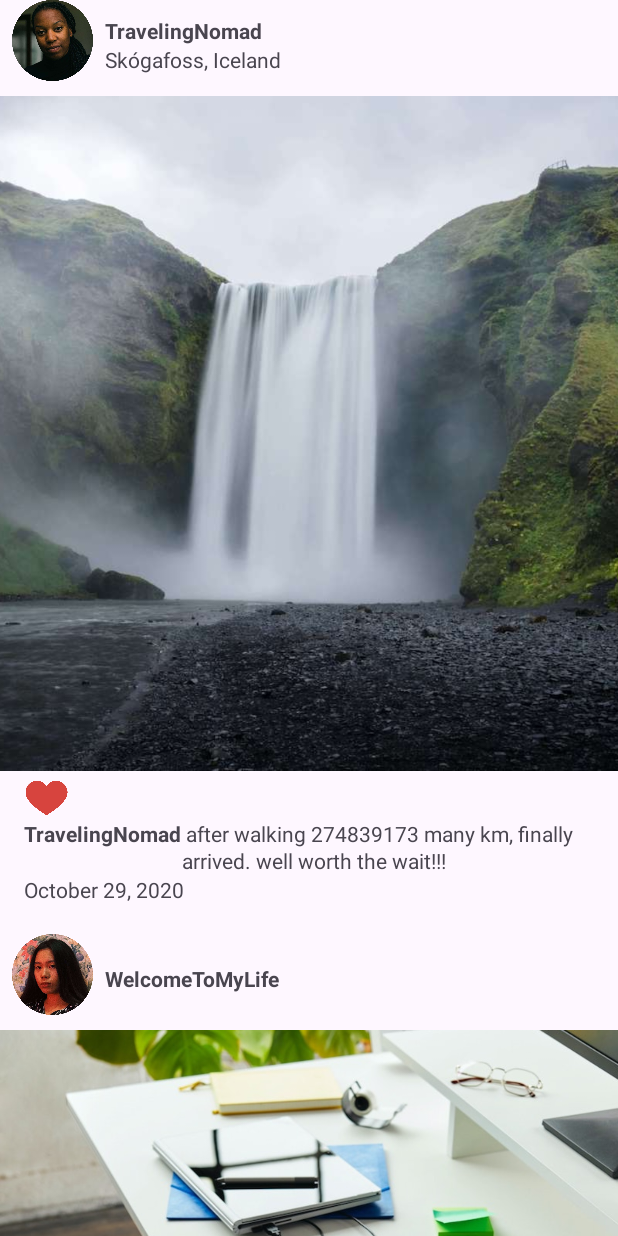
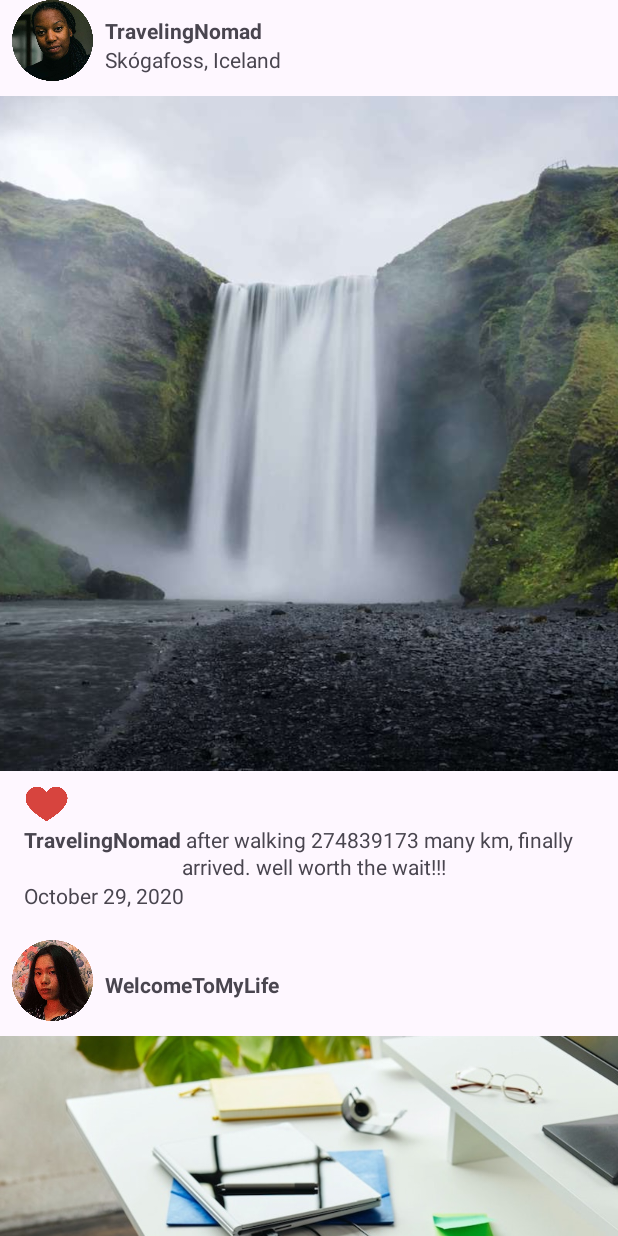
Before and after one commit to unfulfilledMonkey/androidStudioStuff, an Android app: the screen it shows after launch (MainActivity), after a tap on an icon or button, on a phone screen of 412 x 824 dp. Run offline under Robolectric (Android 15) with nearby library versions, the phone set to English and light mode, and no system bars.

Commit message:
fixed ViewHolder and layout
added back post.liked checker

```diff
--- a/exercise2/app/src/main/java/com/mobicom/s16/palacio/jeremykoen/exercise2/ViewHolder.kt
+++ b/exercise2/app/src/main/java/com/mobicom/s16/palacio/jeremykoen/exercise2/ViewHolder.kt
@@ -35,6 +35,13 @@
         }
         postImage.setImageResource(post.imageId)
 
+        //hide username as well if caption is blank
+        val rawCaption = post.caption.orEmpty()
+        if(rawCaption.isBlank()){
+            caption.visibility = View.GONE
+        }else{
+            caption.visibility = View.VISIBLE
+
             //caption indentation
             val prefix = "${post.username} "
             val indentPx = caption.paint.measureText(prefix).toInt()
@@ -71,9 +78,16 @@
                 }
             }
             caption.setText(sb, TextView.BufferType.SPANNABLE)
-
+        }
 
         datePosted.text = post.datePosted
+
+        //checks if post is already liked based on DataHelper
+        if(post.liked){
+            likeButton.setImageResource(R.drawable.heartcolored)
+        }else{
+            likeButton.setImageResource(R.drawable.heart)
+        }
 
         //click button
         likeButton.setOnClickListener{
--- a/exercise2/app/src/main/res/layout/feed.xml
+++ b/exercise2/app/src/main/res/layout/feed.xml
@@ -51,7 +51,7 @@
         android:layout_width="30dp"
         android:layout_height="28dp"
         android:layout_marginStart="16dp"
-        android:layout_marginTop="4dp"
+        android:layout_marginTop="8dp"
         app:layout_constraintStart_toStartOf="parent"
         app:layout_constraintTop_toBottomOf="@id/postImage"
         app:srcCompat="@drawable/heart" />
```
Lines whose indentation alone changed are shown as unchanged.
